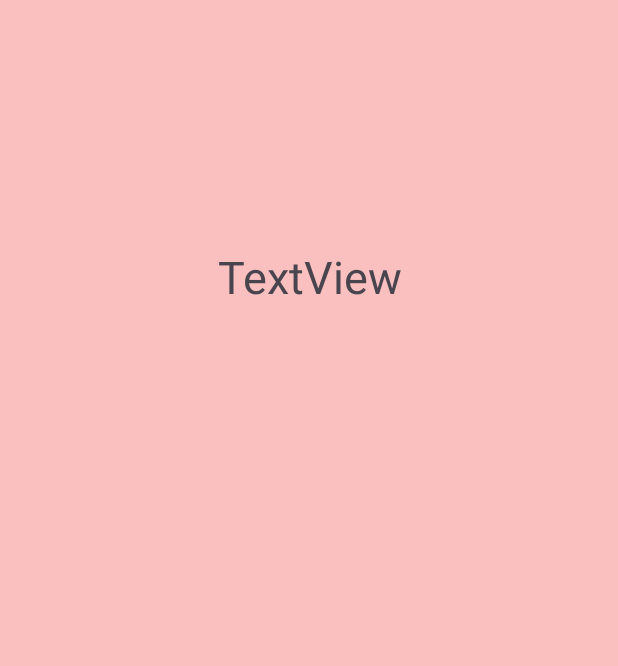
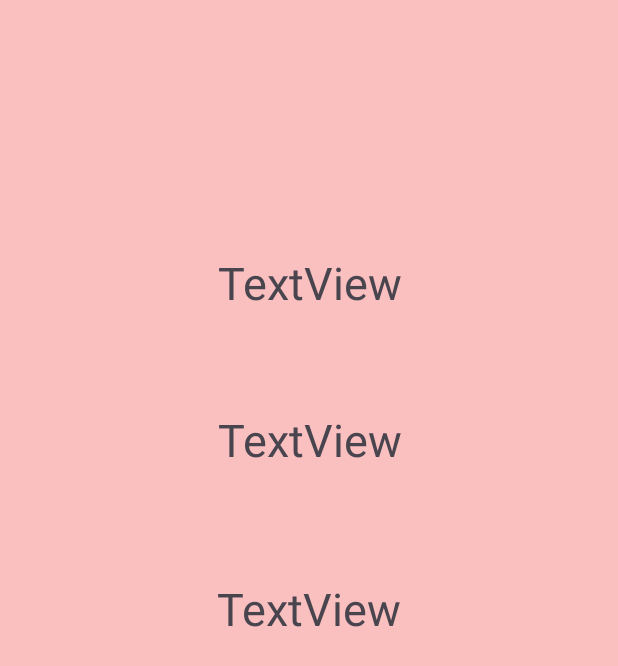
Before and after one commit to jasonzhou32/ScreenLayoutExample, an Android app: the layout activity_show_info.xml on its own in the app's theme, with its tools: preview values and no code run, on a phone screen of 412 x 824 dp. Shown: the top 666 px of the screen. Run offline under Robolectric (Android 15) with nearby library versions, the phone set to English and light mode, and no system bars.

Commit message:
Changed background color of first screen. Added two more TextViews to display inputted Name, Age, and Hobby.

```diff
--- a/app/src/main/res/layout/activity_main.xml
+++ b/app/src/main/res/layout/activity_main.xml
@@ -4,6 +4,7 @@
     xmlns:tools="http://schemas.android.com/tools"
     android:layout_width="match_parent"
     android:layout_height="match_parent"
+    android:background="#98D5CF"
     tools:context=".MainActivity">
 
     <EditText
@@ -13,8 +14,8 @@
         android:layout_marginEnd="80dp"
         android:layout_marginBottom="24dp"
         android:ems="10"
+        android:hint="Name"
         android:inputType="text"
-        android:hint="Name"
         app:layout_constraintBottom_toTopOf="@+id/editAge"
         app:layout_constraintEnd_toEndOf="parent" />
 
@@ -49,8 +50,8 @@
         android:layout_marginTop="36dp"
         android:layout_marginEnd="152dp"
         android:backgroundTint="@color/tomatoRed"
+        android:onClick="switchScreens"
         android:text="@string/continue_button"
-        android:onClick="switchScreens"
         app:layout_constraintEnd_toEndOf="parent"
         app:layout_constraintTop_toBottomOf="@+id/editHobby" />
 
--- a/app/src/main/res/layout/activity_show_info.xml
+++ b/app/src/main/res/layout/activity_show_info.xml
@@ -8,13 +8,44 @@
     tools:context=".ShowInfoActivity">
 
     <TextView
-        android:id="@+id/infoTextView"
+        android:id="@+id/nameInfoTextView"
         android:layout_width="wrap_content"
         android:layout_height="wrap_content"
-        android:layout_marginTop="164dp"
-        android:layout_marginEnd="144dp"
+        android:layout_marginTop="168dp"
+        android:gravity="center"
         android:text="TextView"
+        android:textAlignment="center"
         android:textSize="30sp"
         app:layout_constraintEnd_toEndOf="parent"
+        app:layout_constraintStart_toStartOf="parent"
         app:layout_constraintTop_toTopOf="parent" />
+
+    <TextView
+        android:id="@+id/ageInfoTextView"
+        android:layout_width="wrap_content"
+        android:layout_height="wrap_content"
+        android:layout_marginTop="64dp"
+        android:gravity="center"
+        android:text="TextView"
+        android:textAlignment="center"
+        android:textSize="30sp"
+        app:layout_constraintEnd_toEndOf="parent"
+        app:layout_constraintStart_toStartOf="parent"
+        app:layout_constraintTop_toBottomOf="@+id/nameInfoTextView" />
+
+    <TextView
+        android:id="@+id/hobbyInfoTextView"
+        android:layout_width="wrap_content"
+        android:layout_height="wrap_content"
+        android:layout_marginTop="72dp"
+        android:gravity="center"
+        android:text="TextView"
+        android:textAlignment="center"
+        android:textSize="30sp"
+        app:layout_constraintBottom_toBottomOf="parent"
+        app:layout_constraintEnd_toEndOf="parent"
+        app:layout_constraintHorizontal_bias="0.498"
+        app:layout_constraintStart_toStartOf="parent"
+        app:layout_constraintTop_toBottomOf="@+id/ageInfoTextView"
+        app:layout_constraintVertical_bias="0.0" />
 </androidx.constraintlayout.widget.ConstraintLayout>
```
Also changed, not shown: app/src/main/java/com/example/screenlayoutex1/MainActivity.java (+8 -1 lines), app/src/main/java/com/example/screenlayoutex1/ShowInfoActivity.java (+15 -4 lines).
